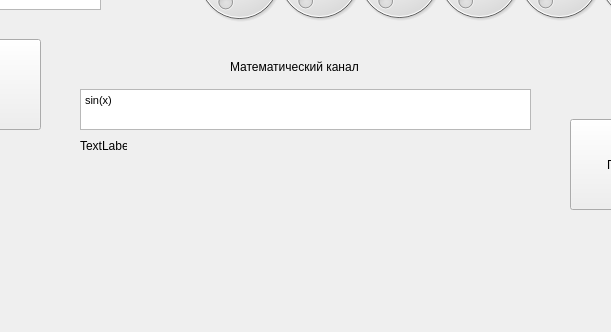
Before: the Qt Designer form mainwindow.ui in tomyqg/topaz-m, drawn with Qt 5; both pictures show x 290 to 901 and y 468 to 800 of the 1280 by 800 pixel window.
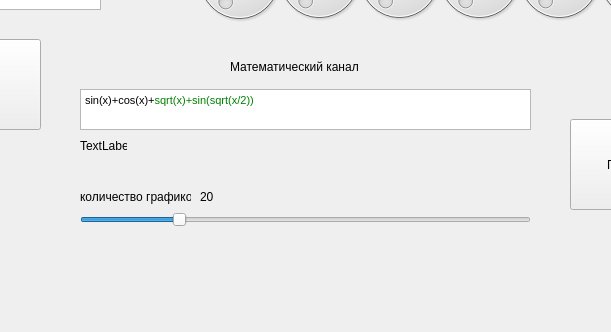
After: the same form once the commit is applied. Icons and pictures are not drawn. Custom widgets are drawn as their Qt base class.

What changed in the file:
```diff
--- a/mainwindow.ui
+++ b/mainwindow.ui
@@ -371,7 +371,7 @@
 &lt;html&gt;&lt;head&gt;&lt;meta name=&quot;qrichtext&quot; content=&quot;1&quot; /&gt;&lt;style type=&quot;text/css&quot;&gt;
 p, li { white-space: pre-wrap; }
 &lt;/style&gt;&lt;/head&gt;&lt;body style=&quot; font-family:'MS Shell Dlg 2'; font-size:8.25pt; font-weight:400; font-style:normal;&quot;&gt;
-&lt;p style=&quot; margin-top:0px; margin-bottom:0px; margin-left:0px; margin-right:0px; -qt-block-indent:0; text-indent:0px;&quot;&gt;sin(x)&lt;/p&gt;&lt;/body&gt;&lt;/html&gt;</string>
+&lt;p style=&quot; margin-top:0px; margin-bottom:0px; margin-left:0px; margin-right:0px; -qt-block-indent:0; text-indent:0px;&quot;&gt;sin(x)+cos(x)+&lt;span style=&quot; font-size:8pt; color:#008000;&quot;&gt;sqrt(x)+sin(sqrt(x/2))&lt;/span&gt;&lt;/p&gt;&lt;/body&gt;&lt;/html&gt;</string>
     </property>
    </widget>
    <widget class="QLabel" name="label_3">
@@ -400,6 +400,57 @@
      <string>TextLabel</string>
     </property>
    </widget>
+   <widget class="QSlider" name="horizontalSlider">
+    <property name="geometry">
+     <rect>
+      <x>370</x>
+      <y>660</y>
+      <width>451</width>
+      <height>22</height>
+     </rect>
+    </property>
+    <property name="minimum">
+     <number>1</number>
+    </property>
+    <property name="maximum">
+     <number>20</number>
+    </property>
+    <property name="pageStep">
+     <number>1</number>
+    </property>
+    <property name="value">
+     <number>5</number>
+    </property>
+    <property name="orientation">
+     <enum>Qt::Horizontal</enum>
+    </property>
+   </widget>
+   <widget class="QLabel" name="label_5">
+    <property name="geometry">
+     <rect>
+      <x>370</x>
+      <y>640</y>
+      <width>111</width>
+      <height>16</height>
+     </rect>
+    </property>
+    <property name="text">
+     <string>количество графиков</string>
+    </property>
+   </widget>
+   <widget class="QLabel" name="label_6">
+    <property name="geometry">
+     <rect>
+      <x>490</x>
+      <y>640</y>
+      <width>111</width>
+      <height>16</height>
+     </rect>
+    </property>
+    <property name="text">
+     <string>20</string>
+    </property>
+   </widget>
   </widget>
   <widget class="QMenuBar" name="menuBar">
    <property name="geometry">
```
